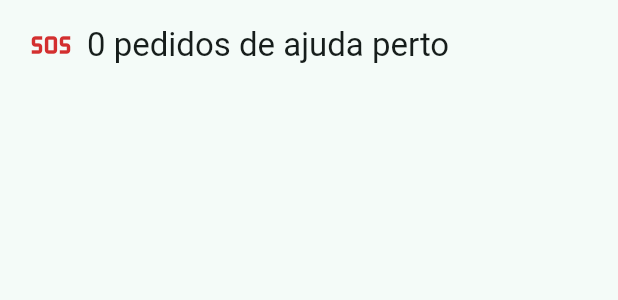
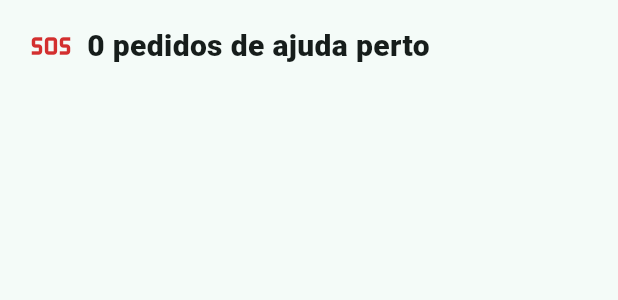
Before and after one commit to pedrolucas201/truck-router, a Flutter app: the SosListaSheet widget shown alone on an empty page, opened directly with empty values, on a phone screen of 412 x 824 dp. Shown: the top 300 px of the screen. Run offline on Flutter 3.47's test engine with Material 3 defaults, Android fonts, the phone set to English and light mode, and no system bars; our stand-ins replace app_links, cloud_firestore, firebase_auth, firebase_core, firebase_crashlytics, firebase_messaging and 8 more; missing offline and left inert: flutter_foreground_task, ota_update; accounts and stored records are empty; network calls fail.

Commit message:
feat(sos): lista de pedidos com hierarquia de leitura e o texto do pedido
Print do Beto (18/09): tudo no mesmo peso, sem hierarquia. Titulo e nomes em negrito, km em vermelho forte, e o que a pessoa escreveu ('preciso de camara de ar', audio 19) na linha do tipo.

```diff
--- a/lib/widgets/sos/sos_sheets.dart
+++ b/lib/widgets/sos/sos_sheets.dart
@@ -369,28 +369,44 @@ class SosListaSheet extends StatelessWidget {
               Icon(Icons.sos, color: Colors.red.shade700, size: 28),
               const SizedBox(width: 10),
               Text('${pedidos.length} pedidos de ajuda perto',
-                  style: Theme.of(context).textTheme.titleLarge),
+                  style: const TextStyle(fontSize: 20, fontWeight: FontWeight.w800)),
             ]),
           ),
-          const SizedBox(height: 8),
+          const SizedBox(height: 4),
           Flexible(
-            child: ListView(shrinkWrap: true, children: [
-              for (final (s, d) in pedidos)
-                ListTile(
+            child: ListView.separated(
+              shrinkWrap: true,
+              itemCount: pedidos.length,
+              separatorBuilder: (_, _) => const Divider(height: 1, indent: 16, endIndent: 16),
+              itemBuilder: (_, i) {
+                final (s, d) = pedidos[i];
+                // Tipo + o que a pessoa escreveu ("preciso de câmara de ar"),
+                // uma linha só: a lista é pra bater o olho, a ficha tem o resto.
+                final linha = [
+                  s.tipo.label,
+                  if (s.atendendo) '${s.ajudanteNome ?? 'alguém'} já vai ajudar' else if (s.texto.isNotEmpty) s.texto,
+                ].join(' · ');
+                return ListTile(
                   minVerticalPadding: 12,
                   title: Text(s.nome,
-                      style: const TextStyle(fontSize: 18, fontWeight: FontWeight.w600)),
-                  subtitle: Text(s.atendendo
-                      ? '${s.tipo.label} · ${s.ajudanteNome ?? 'alguém'} já vai ajudar'
-                      : s.tipo.label),
+                      maxLines: 1,
+                      overflow: TextOverflow.ellipsis,
+                      style: const TextStyle(fontSize: 18, fontWeight: FontWeight.w700)),
+                  subtitle: Text(linha,
+                      maxLines: 1,
+                      overflow: TextOverflow.ellipsis,
+                      style: TextStyle(
+                          fontSize: 15, fontWeight: FontWeight.w500, color: Colors.grey.shade700)),
                   trailing: Text(sosDistText(d),
-                      style: const TextStyle(fontSize: 17, fontWeight: FontWeight.w700)),
+                      style: TextStyle(
+                          fontSize: 18, fontWeight: FontWeight.w800, color: Colors.red.shade700)),
                   onTap: () {
                     Navigator.pop(context);
                     onEscolher(s, d);
                   },
-                ),
-            ]),
+                );
+              },
+            ),
           ),
         ]),
       ),
```
Also changed, not shown: 1 other file.
